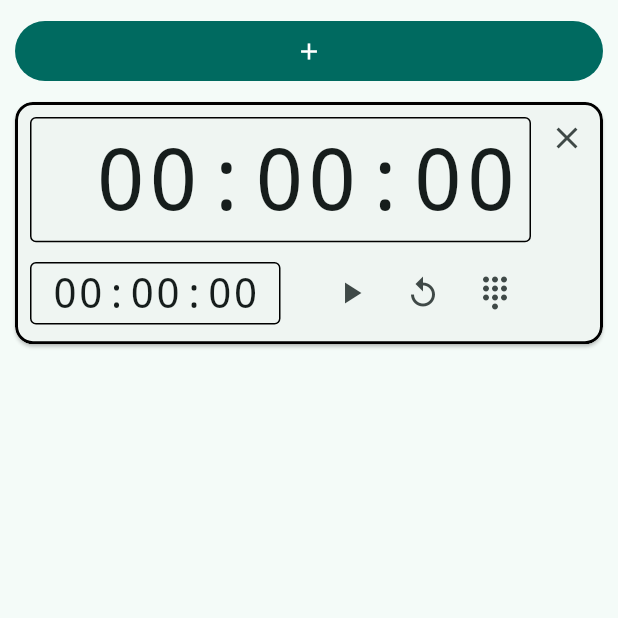
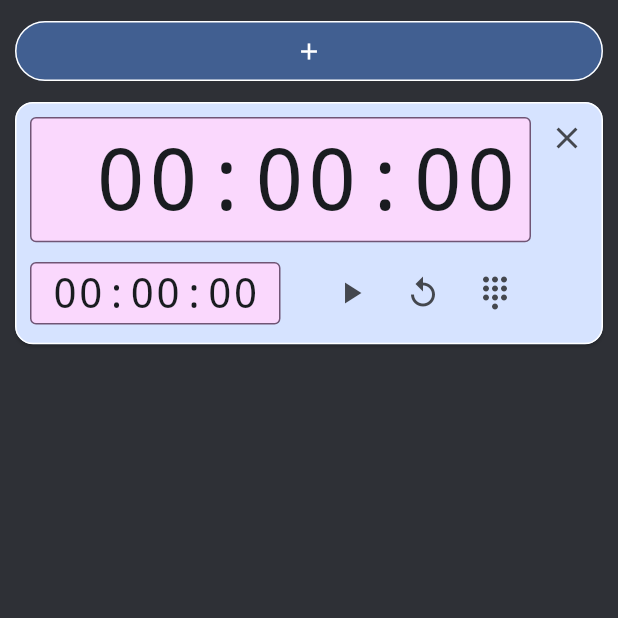
Before and after one commit to mendelbrot/trill, a Flutter app: the screen it shows after launch, after a tap on the "add" icon, on a phone screen of 412 x 824 dp, the top half of it. Run offline on Flutter 3.47's test engine with Material 3 defaults, Android fonts, the phone set to English and light mode, and no system bars; our stand-ins replace audioplayers; missing offline and left inert: animated_mesh_gradient.

Commit message:
timer logic, sound change, color styling

```diff
--- a/lib/app_state.dart
+++ b/lib/app_state.dart
@@ -5,7 +5,7 @@ class AppState extends ChangeNotifier {
   List<Widget> timers = [];
 
   void addNewTimer() {
-    timers.add(SingleTimer(key: UniqueKey()));
+    timers.insert(0, SingleTimer(key: UniqueKey()));
     notifyListeners();
   }
 
--- a/lib/home_stack.dart
+++ b/lib/home_stack.dart
@@ -9,10 +9,18 @@ class HomeStack extends StatelessWidget {
     final theme = Theme.of(context);
 
     return Scaffold(
+      backgroundColor: theme.colorScheme.inverseSurface,
       body: ReorderableListView(
         header: Padding(
           padding: const EdgeInsets.all(10.0),
           child: FilledButton(
+            style: FilledButton.styleFrom(
+              side: BorderSide(
+                color: theme.colorScheme.onPrimary,
+                width: 1.0,
+                style: BorderStyle.solid,
+              ),
+            ),
             child: const Icon(Icons.add),
             onPressed: () {
               appState.addNewTimer();
--- a/lib/main.dart
+++ b/lib/main.dart
@@ -17,7 +17,7 @@ class App extends StatelessWidget {
       child: MaterialApp(
         title: 'Trill',
         theme: ThemeData(
-          colorScheme: ColorScheme.fromSeed(seedColor: Colors.teal),
+          colorScheme: ColorScheme.fromSeed(seedColor: Color(0x769CDF)),
         ),
         home: HomeStack(),
       ),
--- a/lib/single_timer.dart
+++ b/lib/single_timer.dart
@@ -32,7 +32,7 @@ class _SingleTimerState extends State<SingleTimer> {
 
   void soundAlarm() async {
     await _player.setReleaseMode(ReleaseMode.loop);
-    await _player.play(AssetSource('data-scanner.wav'));
+    await _player.play(AssetSource('e-flat-tibetan-singing-bowl.mp3'));
     setState(() {
       _isSoundingAlarm = true;
     });
@@ -90,11 +90,14 @@ class _SingleTimerState extends State<SingleTimer> {
   }
 
   void setTimer(int seconds, [bool start = false]) {
+    _timer?.cancel();
     setState(() {
+      _isRunning = false;
       _initialSeconds = seconds;
       _seconds = seconds;
       if (start) {
-        startTimer();
+        _timer = timerFactory();
+        _isRunning = true;
       }
     });
   }
@@ -186,7 +189,10 @@ class _SingleTimerState extends State<SingleTimer> {
               clipBehavior: Clip.antiAlias,
               shape: RoundedRectangleBorder(
                 borderRadius: BorderRadius.circular(12.0),
-                side: BorderSide(width: 2.0),
+                side: BorderSide(
+                  width: 1.0,
+                  color: theme.colorScheme.onPrimary,
+                ),
               ),
               child: AnimatedMeshGradient(
                 colors: [Colors.red, Colors.blue, Colors.green, Colors.yellow],
@@ -200,8 +206,9 @@ class _SingleTimerState extends State<SingleTimer> {
             clipBehavior: Clip.antiAlias,
             shape: RoundedRectangleBorder(
               borderRadius: BorderRadius.circular(12.0),
-              side: BorderSide(width: 2.0),
+              side: BorderSide(width: 1.0, color: theme.colorScheme.onPrimary),
             ),
+            color: theme.colorScheme.primaryContainer,
             child: InnerUI,
           );
   }
--- a/lib/time_display.dart
+++ b/lib/time_display.dart
@@ -12,12 +12,15 @@ class TimeDisplay extends StatelessWidget {
 
   @override
   Widget build(BuildContext context) {
+    final theme = Theme.of(context);
+
     return AspectRatio(
       aspectRatio: 4,
       child: Container(
         decoration: BoxDecoration(
-          border: Border.all(color: Colors.black, width: 1.0),
+          border: Border.all(color: theme.colorScheme.tertiary, width: 1.0),
           borderRadius: BorderRadius.circular(4.0),
+          color: theme.colorScheme.tertiaryContainer,
         ),
         child: FittedBox(
           alignment: _absolute ? Alignment.center : Alignment.centerRight,
@@ -26,7 +29,10 @@ class TimeDisplay extends StatelessWidget {
             padding: _absolute ? EdgeInsets.zero : EdgeInsets.only(right: 2),
             child: Text(
               secondsToTimeString(_seconds),
-              style: TextStyle(fontFamily: 'monospace'),
+              style: TextStyle(
+                fontFamily: 'monospace',
+                // color: theme.colorScheme.onTertiary,
+              ),
             ),
           ),
         ),
--- a/pubspec.yaml
+++ b/pubspec.yaml
@@ -60,7 +60,7 @@ flutter:
 
   # To add assets to your application, add an assets section, like this:
   assets:
-    - assets/data-scanner.wav
+    - assets/e-flat-tibetan-singing-bowl.mp3
 
   # An image asset can refer to one or more resolution-specific "variants", see
   # https://flutter.dev/to/resolution-aware-images
```
Also changed, not shown: lib/time_entry.dart (+19 -15 lines), 2 other files.
